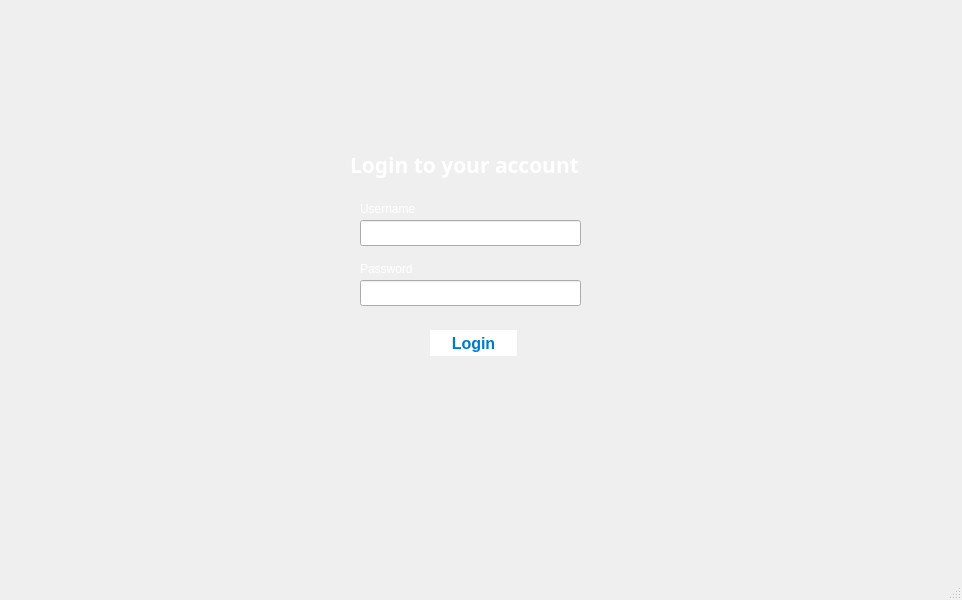
The window that PI-Edificio/mainwindow.ui (QuiannZo/Intelligent_Building) describes before a commit, drawn with Qt 5.
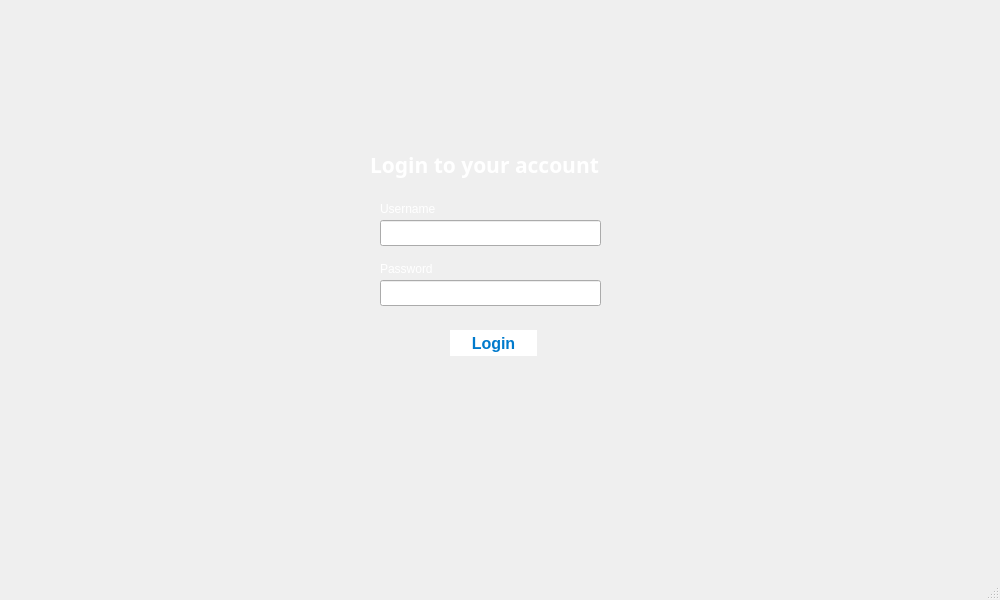
The same window after the commit.

The edit to the form file:
```diff
--- a/PI-Edificio/mainwindow.ui
+++ b/PI-Edificio/mainwindow.ui
@@ -6,18 +6,33 @@
    <rect>
     <x>0</x>
     <y>0</y>
-    <width>962</width>
+    <width>1000</width>
     <height>600</height>
    </rect>
   </property>
+  <property name="minimumSize">
+   <size>
+    <width>1000</width>
+    <height>600</height>
+   </size>
+  </property>
+  <property name="maximumSize">
+   <size>
+    <width>1000</width>
+    <height>600</height>
+   </size>
+  </property>
   <property name="windowTitle">
    <string>MainWindow</string>
   </property>
+  <property name="autoFillBackground">
+   <bool>false</bool>
+  </property>
   <widget class="QWidget" name="centralwidget">
    <widget class="QLabel" name="label">
     <property name="geometry">
      <rect>
-      <x>350</x>
+      <x>370</x>
       <y>150</y>
       <width>241</width>
       <height>31</height>
@@ -64,7 +79,7 @@
    <widget class="QPushButton" name="pushButton1">
     <property name="geometry">
      <rect>
-      <x>430</x>
+      <x>450</x>
       <y>330</y>
       <width>87</width>
       <height>26</height>
@@ -99,7 +114,7 @@
    <widget class="QLineEdit" name="lineEdit">
     <property name="geometry">
      <rect>
-      <x>360</x>
+      <x>380</x>
       <y>280</y>
       <width>221</width>
       <height>26</height>
@@ -109,7 +124,7 @@
    <widget class="QLineEdit" name="lineEdit_2">
     <property name="geometry">
      <rect>
-      <x>360</x>
+      <x>380</x>
       <y>220</y>
       <width>221</width>
       <height>26</height>
@@ -119,7 +134,7 @@
    <widget class="QLabel" name="label_2">
     <property name="geometry">
      <rect>
-      <x>360</x>
+      <x>380</x>
       <y>200</y>
       <width>81</width>
       <height>18</height>
@@ -159,7 +174,7 @@
    <widget class="QLabel" name="label_3">
     <property name="geometry">
      <rect>
-      <x>360</x>
+      <x>380</x>
       <y>260</y>
       <width>81</width>
       <height>18</height>
```
Left out of the diff: 4 changed lines with no effect on the pictures.
